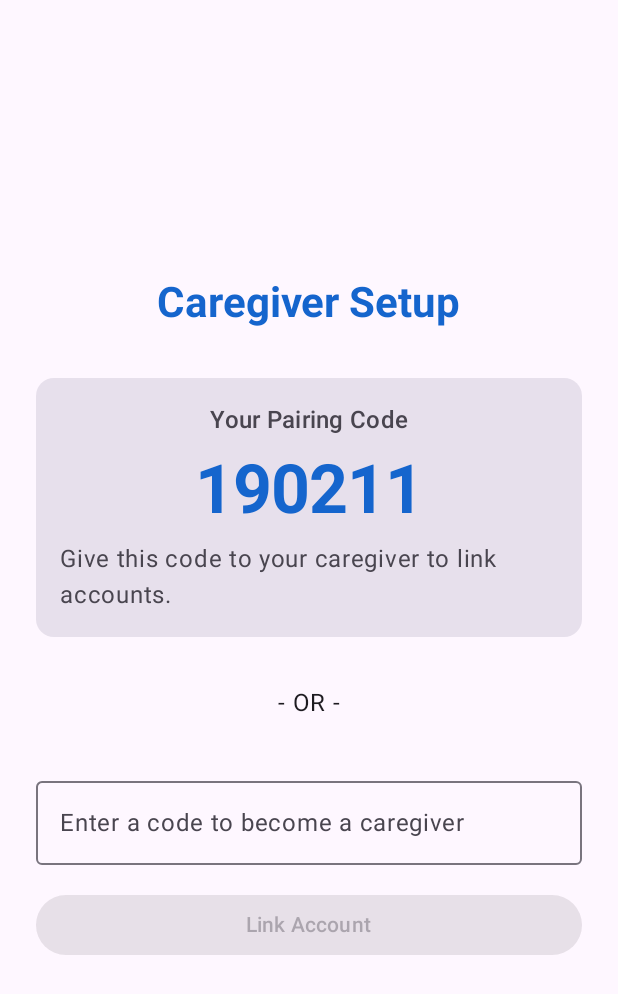
After one commit to nickkerDroid/SeeNdial, an Android app built with Jetpack Compose: the CaregiverActivity screen opened directly, with no data from a screen before it, on a phone screen of 412 x 824 dp. The commit adds this screen. Shown: the top 994 px of the screen. Run offline under Robolectric (Android 15) with nearby library versions, the light colour scheme and no system bars; Roboto replaces fonts that are not available here.

Commit message:
Finish Paywall and Caregiver UI wiring

```diff
--- /dev/null
+++ b/app/src/main/java/info/fortheease/seendial/caregiver/CaregiverActivity.kt
@@ -0,0 +1,108 @@
+package info.fortheease.seendial.caregiver
+
+import android.os.Bundle
+import androidx.activity.ComponentActivity
+import androidx.activity.compose.setContent
+import androidx.compose.foundation.layout.*
+import androidx.compose.material3.*
+import androidx.compose.runtime.*
+import androidx.compose.ui.Alignment
+import androidx.compose.ui.Modifier
+import androidx.compose.ui.text.font.FontWeight
+import androidx.compose.ui.unit.dp
+import info.fortheease.seendial.ui.theme.SeeNdialTheme
+import kotlin.random.Random
+
+class CaregiverActivity : ComponentActivity() {
+
+    override fun onCreate(savedInstanceState: Bundle?) {
+        super.onCreate(savedInstanceState)
+
+        // Simulating generating a code
+        val generatedCode = Random.nextInt(100000, 999999).toString()
+
+        setContent {
+            SeeNdialTheme {
+                Surface(
+                    modifier = Modifier.fillMaxSize(),
+                    color = MaterialTheme.colorScheme.background
+                ) {
+                    CaregiverScreen(
+                        pairingCode = generatedCode,
+                        onCodeEntered = { code ->
+                            // TODO: Verify code in Firestore and link accounts
+                        }
+                    )
+                }
+            }
+        }
+    }
+}
+
+@OptIn(ExperimentalMaterial3Api::class)
+@Composable
+fun CaregiverScreen(
+    pairingCode: String,
+    onCodeEntered: (String) -> Unit
+) {
+    var inputCode by remember { mutableStateOf("") }
+
+    Column(
+        modifier = Modifier
+            .fillMaxSize()
+            .padding(24.dp),
+        horizontalAlignment = Alignment.CenterHorizontally,
+        verticalArrangement = Arrangement.Center
+    ) {
+        Text(
+            text = "Caregiver Setup",
+            style = MaterialTheme.typography.headlineMedium,
+            fontWeight = FontWeight.Bold,
+            color = MaterialTheme.colorScheme.primary
+        )
+
+        Spacer(modifier = Modifier.height(32.dp))
+
+        Card(
+            modifier = Modifier.fillMaxWidth(),
+            colors = CardDefaults.cardColors(containerColor = MaterialTheme.colorScheme.surfaceVariant)
+        ) {
+            Column(
+                modifier = Modifier.padding(16.dp),
+                horizontalAlignment = Alignment.CenterHorizontally
+            ) {
+                Text(text = "Your Pairing Code", style = MaterialTheme.typography.titleMedium)
+                Spacer(modifier = Modifier.height(8.dp))
+                Text(
+                    text = pairingCode,
+                    style = MaterialTheme.typography.displayMedium,
+                    fontWeight = FontWeight.Bold,
+                    color = MaterialTheme.colorScheme.primary
+                )
+                Spacer(modifier = Modifier.height(8.dp))
+                Text(text = "Give this code to your caregiver to link accounts.")
+            }
+        }
+
+        Spacer(modifier = Modifier.height(32.dp))
+        Text(text = "- OR -", style = MaterialTheme.typography.bodyLarge)
+        Spacer(modifier = Modifier.height(32.dp))
+
+        OutlinedTextField(
+            value = inputCode,
+            onValueChange = { inputCode = it },
+            label = { Text("Enter a code to become a caregiver") },
+            modifier = Modifier.fillMaxWidth()
+        )
+
+        Spacer(modifier = Modifier.height(16.dp))
+
+        Button(
+            onClick = { onCodeEntered(inputCode) },
+            modifier = Modifier.fillMaxWidth(),
+            enabled = inputCode.length == 6
+        ) {
+            Text("Link Account")
+        }
+    }
+}
```
Also changed, not shown: app/src/main/AndroidManifest.xml (+12 -0 lines), app/src/main/java/info/fortheease/seendial/MainActivity.kt (+1 -6 lines), app/src/main/java/info/fortheease/seendial/billing/PaywallActivity.kt (added, +114 -0 lines).
